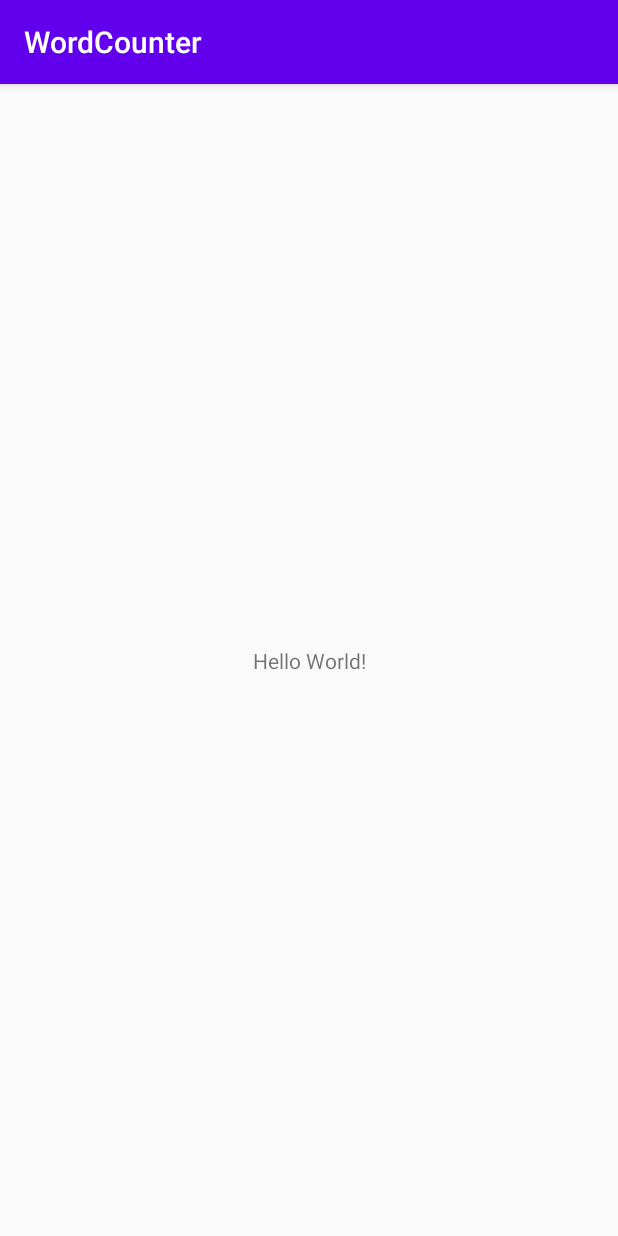
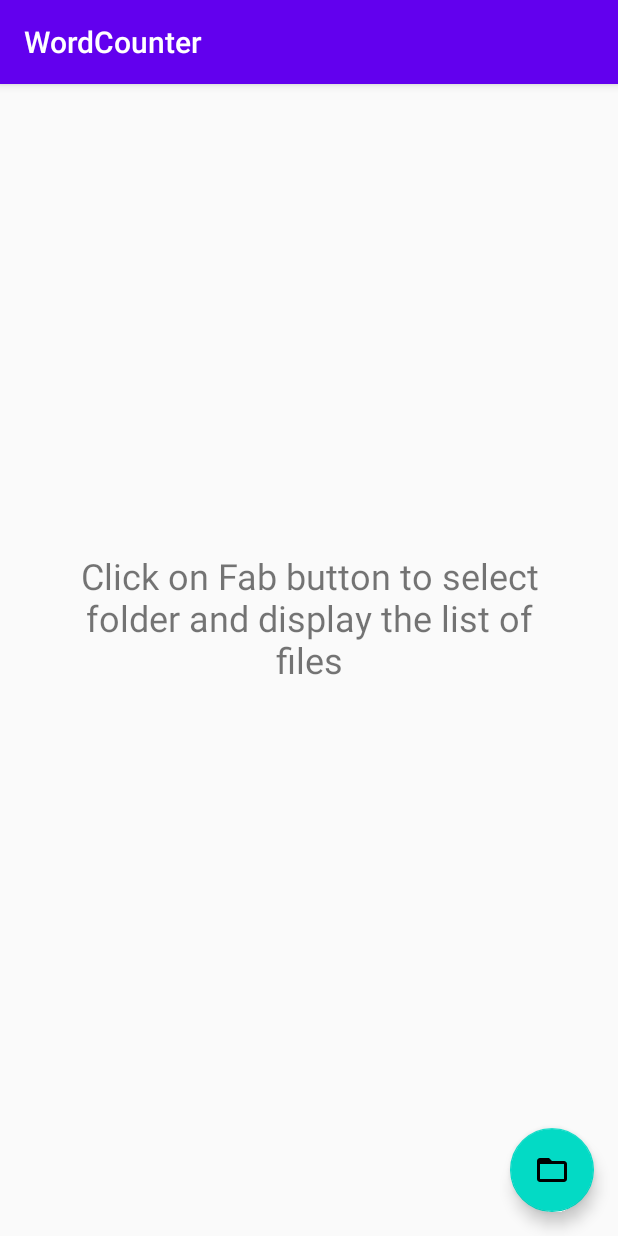
Before and after one commit to jstr14/WordCounter, an Android app: the screen it shows after launch (MainActivity), on a phone screen of 412 x 824 dp. Run offline under Robolectric (Android 15) with nearby library versions, the light colour scheme and no system bars.

Commit message:
Add layout for main screen, show fab button and add click event

```diff
--- a/app/build.gradle
+++ b/app/build.gradle
@@ -34,4 +34,5 @@ dependencies {
     testImplementation 'junit:junit:4.12'
     androidTestImplementation 'androidx.test.ext:junit:1.1.1'
     androidTestImplementation 'androidx.test.espresso:espresso-core:3.2.0'
+    implementation 'com.google.android.material:material:1.3.0-alpha01'
 }
--- a/app/src/main/AndroidManifest.xml
+++ b/app/src/main/AndroidManifest.xml
@@ -9,7 +9,8 @@
         android:roundIcon="@mipmap/ic_launcher_round"
         android:supportsRtl="true"
         android:theme="@style/AppTheme">
-        <activity android:name=".MainActivity">
+        <activity android:name=".MainActivity"
+            android:theme="@style/AppTheme.NoActionBar">
             <intent-filter>
                 <action android:name="android.intent.action.MAIN" />
 
--- a/app/src/main/java/com/hector/wordcounter/MainActivity.kt
+++ b/app/src/main/java/com/hector/wordcounter/MainActivity.kt
@@ -2,11 +2,24 @@ package com.hector.wordcounter
 
 import androidx.appcompat.app.AppCompatActivity
 import android.os.Bundle
+import android.widget.Toast
+import kotlinx.android.synthetic.main.activity_main.*
 
 class MainActivity : AppCompatActivity() {
 
     override fun onCreate(savedInstanceState: Bundle?) {
         super.onCreate(savedInstanceState)
         setContentView(R.layout.activity_main)
+        setSupportActionBar(toolbar)
+
+        initViews()
     }
+
+    private fun initViews() {
+
+        selectFolderButton?.setOnClickListener {
+            Toast.makeText(this,"Select Folder",Toast.LENGTH_LONG).show()
+        }
+    }
+
 }
--- /dev/null
+++ b/app/src/main/res/drawable/ic_folder_open_black_24dp.xml
@@ -0,0 +1,9 @@
+<vector xmlns:android="http://schemas.android.com/apk/res/android"
+        android:width="24dp"
+        android:height="24dp"
+        android:viewportWidth="24.0"
+        android:viewportHeight="24.0">
+    <path
+        android:fillColor="#FF000000"
+        android:pathData="M20,6h-8l-2,-2L4,4c-1.1,0 -1.99,0.9 -1.99,2L2,18c0,1.1 0.9,2 2,2h16c1.1,0 2,-0.9 2,-2L22,8c0,-1.1 -0.9,-2 -2,-2zM20,18L4,18L4,8h16v10z"/>
+</vector>
--- a/app/src/main/res/layout/activity_main.xml
+++ b/app/src/main/res/layout/activity_main.xml
@@ -1,18 +1,66 @@
 <?xml version="1.0" encoding="utf-8"?>
-<androidx.constraintlayout.widget.ConstraintLayout xmlns:android="http://schemas.android.com/apk/res/android"
+<!--
+  ~ Copyright 2019 The Android Open Source Project
+  ~
+  ~ Licensed under the Apache License, Version 2.0 (the "License");
+  ~ you may not use this file except in compliance with the License.
+  ~ You may obtain a copy of the License at
+  ~
+  ~     http://www.apache.org/licenses/LICENSE-2.0
+  ~
+  ~ Unless required by applicable law or agreed to in writing, software
+  ~ distributed under the License is distributed on an "AS IS" BASIS,
+  ~ WITHOUT WARRANTIES OR CONDITIONS OF ANY KIND, either express or implied.
+  ~ See the License for the specific language governing permissions and
+  ~ limitations under the License.
+  -->
+
+<androidx.coordinatorlayout.widget.CoordinatorLayout xmlns:android="http://schemas.android.com/apk/res/android"
     xmlns:app="http://schemas.android.com/apk/res-auto"
     xmlns:tools="http://schemas.android.com/tools"
     android:layout_width="match_parent"
     android:layout_height="match_parent"
     tools:context=".MainActivity">
 
+    <com.google.android.material.appbar.AppBarLayout
+        android:layout_width="match_parent"
+        android:layout_height="wrap_content"
+        android:theme="@style/AppTheme.AppBarOverlay">
+
+        <androidx.appcompat.widget.Toolbar
+            android:id="@+id/toolbar"
+            android:layout_width="match_parent"
+            android:layout_height="?attr/actionBarSize"
+            app:popupTheme="@style/AppTheme.PopupOverlay" />
+
+    </com.google.android.material.appbar.AppBarLayout>
+
+
+    <FrameLayout
+        android:id="@+id/fragment_container"
+        android:layout_width="match_parent"
+        android:layout_height="match_parent"
+        app:layout_behavior="@string/appbar_scrolling_view_behavior" >
+
+    </FrameLayout>
+
     <TextView
+        android:id="@+id/mainMessage"
         android:layout_width="wrap_content"
         android:layout_height="wrap_content"
-        android:text="Hello World!"
-        app:layout_constraintBottom_toBottomOf="parent"
-        app:layout_constraintLeft_toLeftOf="parent"
-        app:layout_constraintRight_toRightOf="parent"
-        app:layout_constraintTop_toTopOf="parent" />
+        android:layout_marginStart="@dimen/mainMessageMargin"
+        android:layout_marginEnd="@dimen/mainMessageMargin"
+        android:textSize="@dimen/mainMessageTextSize"
+        android:gravity="center"
+        android:layout_gravity="center"
+        android:text="@string/clickFabMessage" />
 
-</androidx.constraintlayout.widget.ConstraintLayout>
+    <com.google.android.material.floatingactionbutton.FloatingActionButton
+        android:id="@+id/selectFolderButton"
+        android:layout_width="wrap_content"
+        android:layout_height="wrap_content"
+        android:layout_gravity="bottom|end"
+        android:layout_margin="@dimen/fab_margin"
+        app:srcCompat="@drawable/ic_folder_open_black_24dp" />
+
+</androidx.coordinatorlayout.widget.CoordinatorLayout>
--- /dev/null
+++ b/app/src/main/res/values/dimens.xml
@@ -0,0 +1,6 @@
+<?xml version="1.0" encoding="utf-8"?>
+<resources>
+    <dimen name="fab_margin">16dp</dimen>
+    <dimen name="mainMessageTextSize">24sp</dimen>
+    <dimen name="mainMessageMargin">32dp</dimen>
+</resources>
--- a/app/src/main/res/values/strings.xml
+++ b/app/src/main/res/values/strings.xml
@@ -1,3 +1,4 @@
 <resources>
     <string name="app_name">WordCounter</string>
+    <string name="clickFabMessage">Click on Fab button to select folder and display the list of files</string>
 </resources>
--- a/app/src/main/res/values/styles.xml
+++ b/app/src/main/res/values/styles.xml
@@ -8,4 +8,13 @@
         <item name="colorAccent">@color/colorAccent</item>
     </style>
 
+    <style name="AppTheme.NoActionBar">
+        <item name="windowActionBar">false</item>
+        <item name="windowNoTitle">true</item>
+    </style>
+
+    <style name="AppTheme.AppBarOverlay" parent="ThemeOverlay.AppCompat.Dark.ActionBar" />
+
+    <style name="AppTheme.PopupOverlay" parent="ThemeOverlay.AppCompat.Light" />
+
 </resources>
```
